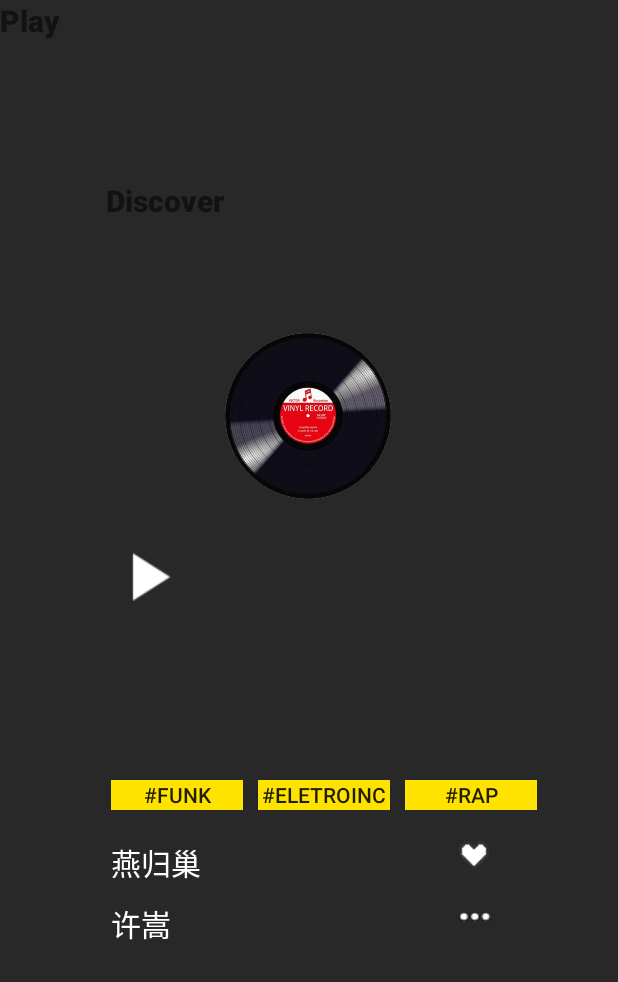
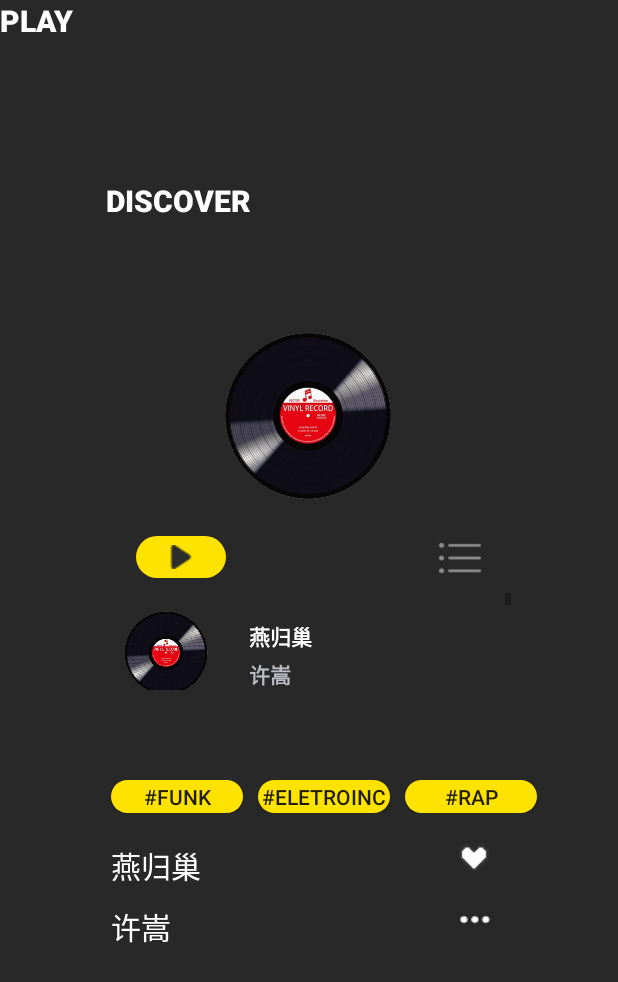
Before and after one commit to zzusoftgroup/openMusic, an Android app: the fragment discoverFragment placed in its activity, on a phone screen of 412 x 824 dp. Shown: the top 982 px of the screen. Run offline under Robolectric (Android 15) with nearby library versions, the phone set to English and light mode, and no system bars; libraries missing offline, so code that uses them is left out: me.wcy.lrcview; plain views replace LrcView.

Commit message:
1、discover页面布局 未解决问题：activity控制fragment控件

```diff
--- a/app/build.gradle
+++ b/app/build.gradle
@@ -29,10 +29,10 @@ dependencies {
     implementation 'androidx.constraintlayout:constraintlayout:1.1.3'
     implementation 'me.wcy:lrcview:2.1.3'
     implementation 'androidx.legacy:legacy-support-v4:1.0.0'
-    //noinspection GradleCompatible
-    implementation 'com.android.support:recyclerview-v7:28.0.0'
     implementation 'com.android.support:design:29.0.0'
     implementation 'androidx.viewpager2:viewpager2:1.0.0'
+
+
     testImplementation 'junit:junit:4.13'
     androidTestImplementation 'androidx.test.ext:junit:1.1.1'
     androidTestImplementation 'androidx.test.espresso:espresso-core:3.2.0'
--- a/app/src/main/java/com/zzu/peifuYang/work959/ListAdapter.java
+++ b/app/src/main/java/com/zzu/peifuYang/work959/ListAdapter.java
@@ -1,48 +1,58 @@
 package com.zzu.peifuYang.work959;
+
 import android.view.LayoutInflater;
+import android.view.View;
 import android.view.ViewGroup;
+import android.widget.ImageButton;
+import android.widget.ImageView;
 import android.widget.TextView;
 
 import androidx.recyclerview.widget.RecyclerView;
 
+import java.util.Map;
 
-public class ListAdapter extends RecyclerView.Adapter<ListAdapter.MyViewHolder> {
-    private String[] mDataset;
+
+public class ListAdapter extends RecyclerView.Adapter<ListAdapter.ViewFiller> {
+    private Map<String,String>[] mDataset;
 
     // Provide a reference to the views for each data item
     // Complex data items may need more than one view per item, and
     // you provide access to all the views for a data item in a view holder
-    public static class MyViewHolder extends RecyclerView.ViewHolder {
-        // each data item is just a string in this case
-        public TextView textView;
-        public MyViewHolder(TextView v) {
+    public static class  ViewFiller extends RecyclerView.ViewHolder{
+        public final TextView song_name;
+        private final TextView artist_name;
+        private final ImageView album;
+        private final ImageButton more_btn;
+        public ViewFiller(View v) {
             super(v);
-            textView = v;
+             song_name = v.findViewById(R.id.item_song_name);
+             artist_name = v.findViewById(R.id.item_artist_name);
+             album = v.findViewById(R.id.item_album);
+             more_btn = v.findViewById(R.id.item_more_btn);
         }
     }
 
     // Provide a suitable constructor (depends on the kind of dataset)
-    public ListAdapter(String[] myDataset) {
+    public ListAdapter(Map<String,String>[] myDataset) {
         mDataset = myDataset;
     }
 
     // Create new views (invoked by the layout manager)
     @Override
-    public ListAdapter.MyViewHolder onCreateViewHolder(ViewGroup parent,
+    public ListAdapter.ViewFiller onCreateViewHolder(ViewGroup parent,
                                                        int viewType) {
         // create a new view
-        TextView v = (TextView) LayoutInflater.from(parent.getContext())
+        View v = LayoutInflater.from(parent.getContext())
                 .inflate(R.layout.list_tem, parent, false);
-        MyViewHolder vh = new MyViewHolder(v);
+        ViewFiller vh = new ViewFiller(v);
         return vh;
     }
+    @Override
+    public void onBindViewHolder(ViewFiller holder, int position) {
+        holder.song_name.setText(mDataset[position].get("song_name"));
+        holder.artist_name.setText(mDataset[position].get("artist_name"));
+//        holder.album.setImageResource(R.id.album_discover);
 
-    // Replace the contents of a view (invoked by the layout manager)
-    @Override
-    public void onBindViewHolder(MyViewHolder holder, int position) {
-        // - get element from your dataset at this position
-        // - replace the contents of the view with that element
-        holder.textView.setText(mDataset[position]);
 
     }
 
@@ -51,4 +61,5 @@ public class ListAdapter extends RecyclerView.Adapter<ListAdapter.MyViewHolder>
     public int getItemCount() {
         return mDataset.length;
     }
+
 }
--- a/app/src/main/java/com/zzu/peifuYang/work959/PageActivity.java
+++ b/app/src/main/java/com/zzu/peifuYang/work959/PageActivity.java
@@ -1,5 +1,6 @@
 package com.zzu.peifuYang.work959;
 
+import android.media.MediaPlayer;
 import android.os.Bundle;
 
 import androidx.fragment.app.Fragment;
@@ -7,12 +8,20 @@ import androidx.fragment.app.FragmentActivity;
 import androidx.viewpager2.adapter.FragmentStateAdapter;
 import androidx.viewpager2.widget.ViewPager2;
 
+import com.zzu.peifuYang.work959.util.MusicProgressBarUtil;
+
 import java.util.ArrayList;
+
+import me.wcy.lrcview.LrcView;
 
 public class PageActivity extends FragmentActivity {
     private static final int NUM_PAGES = 2;
     private ViewPager2 mPager;
     private FragmentStateAdapter pagerAdapter;
+    private playerFragment player;
+    private discoverFragment discover;
+    private LrcView lrcView;
+    private MediaPlayer mediaPlayer = new MediaPlayer();
     @Override
     protected void onCreate(Bundle savedInstanceState) {
         super.onCreate(savedInstanceState);
@@ -21,10 +30,32 @@ public class PageActivity extends FragmentActivity {
         mPager =  findViewById(R.id.pager);
 //        添加fragment
         ArrayList<Fragment> fragments = new ArrayList<>();
-        fragments.add(new playerFragment());
-        fragments.add(new discoverFragment());
+        player = new playerFragment();
+        discover = new discoverFragment();
+        fragments.add(player);
+        fragments.add(discover);
         pagerAdapter = new PageAdapter(this,fragments);
         mPager.setAdapter(pagerAdapter);
+//        init_view();
+//        showLyric();
+    }
+    public void init_view(){
+        lrcView = player.getView().findViewById(R.id.lyric_player);
+    }
+    public void showLyric(){
+        lrcView.setLabel("无歌词");
+        lrcView.setDraggable(true, new LrcView.OnPlayClickListener() {
+            @Override
+            public boolean onPlayClick(long time) {
+                mediaPlayer.seekTo((int) time);
+                if (!mediaPlayer.isPlaying()) {
+                    mediaPlayer.start();
+                }
+                return true;
+            }
+        });
+        String lrcText = MusicProgressBarUtil.getLrcText("秦洋-再见.lrc",this);
+        lrcView.loadLrc(lrcText);
     }
     @Override
     public void onBackPressed() {
--- a/app/src/main/java/com/zzu/peifuYang/work959/discoverFragment.java
+++ b/app/src/main/java/com/zzu/peifuYang/work959/discoverFragment.java
@@ -6,7 +6,10 @@ import android.view.View;
 import android.view.ViewGroup;
 
 import androidx.fragment.app.Fragment;
+import androidx.recyclerview.widget.LinearLayoutManager;
 import androidx.recyclerview.widget.RecyclerView;
+
+import java.util.HashMap;
 
 /**
  * A simple {@link Fragment} subclass.
@@ -23,7 +26,23 @@ public class discoverFragment extends Fragment {
     @Override
     public View onCreateView(LayoutInflater inflater, ViewGroup container, Bundle savedInstanceState) {
         ViewGroup root = (ViewGroup) inflater.inflate(R.layout.fragment_discover, container, false);
+        recyclerView = root.findViewById(R.id.my_recycler_view);
 
+//        recyclerView.setHasFixedSize(true);
+
+        layoutManager = new LinearLayoutManager(getActivity());
+        recyclerView.setLayoutManager(layoutManager);
+
+        // specify an adapter (see also next example)
+        HashMap<String,String>[] maps = new HashMap[10];
+        for (int i=0;i<maps.length;i++){
+            maps[i] = new HashMap<>();
+            maps[i].put("song_name","燕归巢");
+            maps[i].put("artist_name","许嵩");
+            maps[i].put("album",String.valueOf(R.id.album));
+        }
+        mAdapter = new ListAdapter(maps);
+        recyclerView.setAdapter(mAdapter);
         return root;
     }
 }
--- a/app/src/main/java/com/zzu/peifuYang/work959/playerFragment.java
+++ b/app/src/main/java/com/zzu/peifuYang/work959/playerFragment.java
@@ -7,21 +7,25 @@ import android.view.ViewGroup;
 
 import androidx.fragment.app.Fragment;
 
+import me.wcy.lrcview.LrcView;
+
 /**
  * A simple {@link Fragment} subclass.
  */
 public class playerFragment extends Fragment {
-
+    private ViewGroup root;
     public playerFragment() {
         // Required empty public constructor
-
     }
 
 
     @Override
     public View onCreateView(LayoutInflater inflater, ViewGroup container,
                              Bundle savedInstanceState) {
-        ViewGroup root = (ViewGroup) inflater.inflate(R.layout.fragment_player, container, false);
+        root = (ViewGroup) inflater.inflate(R.layout.fragment_player, container, false);
         return root;
     }
+    public LrcView getLrcView(){
+        return root.findViewById(R.id.lyric_player);
+    }
 }
--- /dev/null
+++ b/app/src/main/res/drawable/shape.xml
@@ -0,0 +1,9 @@
+<?xml version="1.0" encoding="utf-8" ?>
+<!--相当于做了一张圆角的图片,然后给button作为背景图片-->
+<shape xmlns:android="http://schemas.android.com/apk/res/android"
+    android:shape="rectangle">
+    <!--设置背景色-->
+    <solid android:color="#ffe300" />
+    <!--设置圆角-->
+    <corners android:radius="20dp" />
+</shape>
--- a/app/src/main/res/layout/fragment_discover.xml
+++ b/app/src/main/res/layout/fragment_discover.xml
@@ -14,33 +14,53 @@
         <TextView
             android:layout_width="wrap_content"
             android:layout_height="wrap_content"
-            android:text="Discover"
+            android:text="DISCOVER"
             android:fontFamily="sans-serif-black"
-            android:textSize="20dp"/>
+            android:textSize="20dp"
+            android:textColor="@color/white"/>
         <!--    歌单封面-->
         <ImageView
             android:contentDescription="albumImg"
-            android:id="@+id/album"
+            android:id="@+id/album_discover"
             android:layout_width="160dp"
             android:layout_height="160dp"
             android:layout_marginTop="50dp"
             android:src="@drawable/album"
             android:layout_gravity="center_horizontal" />
         <!--    播放按钮-->
-    <LinearLayout
+    <RelativeLayout
         android:layout_width="match_parent"
-        android:layout_height="wrap_content">
+        android:layout_height="wrap_content"
+        android:layout_marginBottom="10dp">
     <ImageButton
-        android:layout_width="wrap_content"
-        android:layout_height="wrap_content"
-        android:background="@drawable/ic_play_white_36dp"
+        android:layout_width="60dp"
+        android:layout_height="28dp"
+        android:id="@+id/play_discover"
+        android:layout_alignParentLeft="true"
+        android:layout_marginLeft="20dp"
+
+        android:src="@drawable/ic_discover_play"
+        android:background="@drawable/shape"
         />
+        <ImageButton
+            android:layout_width="28dp"
+            android:layout_height="28dp"
+            android:layout_alignParentRight="true"
+            android:layout_marginRight="20dp"
+            android:background="@drawable/ic_more_discover" />
+    </RelativeLayout>
+<!--        歌曲列表-->
+    <RelativeLayout
+        android:layout_width="match_parent"
+        android:layout_height="match_parent"
+        android:gravity="center_horizontal">
+        <androidx.recyclerview.widget.RecyclerView
+            android:id="@+id/my_recycler_view"
+            android:scrollbars="vertical"
+            android:layout_centerInParent="true"
+            android:layout_width="360dp"
+            android:layout_height="match_parent" />
+    </RelativeLayout>
     </LinearLayout>
-<!--        歌曲列表-->
-    <ListView
-        android:id="@+id/my_recycler_view"
-        android:scrollbars="vertical"
-        android:layout_width="match_parent"
-        android:layout_height="match_parent" />
-    </LinearLayout>
+
 </FrameLayout>
--- a/app/src/main/res/layout/fragment_player.xml
+++ b/app/src/main/res/layout/fragment_player.xml
@@ -11,15 +11,17 @@
     <TextView
         android:layout_width="wrap_content"
         android:layout_height="match_parent"
-        android:text="Play"
+        android:text="PLAY"
         android:textSize="20dp"
-        android:fontFamily="sans-serif-black"/>
+        android:fontFamily="sans-serif-black"
+        android:textColor="@color/white"/>
+
     <me.wcy.lrcview.LrcView
-        android:id="@+id/lyric"
+        android:id="@+id/lyric_player"
         android:layout_width="270dp"
         android:layout_height="340dp"
-        android:layout_marginTop="120dp"
-        android:layout_gravity="center_horizontal" />
+        android:layout_gravity="center_horizontal"
+        android:layout_marginTop="120dp" />
 
     <LinearLayout
         android:layout_width="wrap_content"
@@ -36,21 +38,21 @@
             android:id="@+id/song_tag">
             <Button
                 android:layout_width="wrap_content"
-                android:layout_height="20dp"
-                android:background="@color/lightYellow"
+                android:layout_height="22dp"
+                android:background="@drawable/shape"
                 android:layout_marginLeft="20dp"
                 android:layout_marginRight="10dp"
                 android:text="#Funk" />
             <Button
                 android:layout_width="wrap_content"
-                android:layout_height="20dp"
+                android:layout_height="22dp"
                 android:layout_marginRight="10dp"
-                android:background="@color/lightYellow"
+                android:background="@drawable/shape"
                 android:text="#Eletroinc" />
             <Button
                 android:layout_width="wrap_content"
-                android:layout_height="20dp"
-                android:background="@color/lightYellow"
+                android:layout_height="22dp"
+                android:background="@drawable/shape"
                 android:text="#Rap" />
         </LinearLayout>
         <LinearLayout
--- a/app/src/main/res/layout/list_tem.xml
+++ b/app/src/main/res/layout/list_tem.xml
@@ -1,34 +1,45 @@
 <?xml version="1.0" encoding="utf-8"?>
 <LinearLayout xmlns:android="http://schemas.android.com/apk/res/android"
     android:layout_width="match_parent"
-    android:layout_height="match_parent"
-    android:orientation="horizontal">
+    android:layout_height="wrap_content"
+    android:orientation="horizontal"
+    android:background="@color/black">
     <ImageView
-        android:layout_width="20dp"
-        android:layout_height="match_parent"
-        android:id="@+id/music_image_list"
-        android:src="@drawable/album" />
+        android:layout_width="80dp"
+        android:layout_height="80dp"
+        android:id="@+id/item_album"
+        android:src="@drawable/album"
+        android:layout_marginRight="15dp"/>
     <LinearLayout
         android:layout_width="wrap_content"
-        android:layout_height="match_parent"
-        android:orientation="vertical">
+        android:layout_height="wrap_content"
+        android:orientation="vertical"
+        android:layout_marginTop="10dp">
         <TextView
             android:layout_width="wrap_content"
-            android:layout_height="match_parent"
-            android:id="@+id/music_name"
+            android:layout_height="wrap_content"
+            android:layout_marginTop="8dp"
+            android:layout_marginBottom="4dp"
+            android:id="@+id/item_song_name"
+            android:textColor="@color/white"
+            android:fontFamily="sans-serif-black"
             android:text="燕归巢"/>
         <TextView
             android:layout_width="wrap_content"
-            android:layout_height="match_parent"
-            android:id="@+id/artist_list"
-            android:text="许嵩"
-            />
+            android:layout_height="wrap_content"
+            android:id="@+id/item_artist_name"
+            android:fontFamily="sans-serif-black"
+            android:textColor="@color/gray"
+            android:text="Dua Lipa" />
     </LinearLayout>
-    <Button
+    <ImageButton
         android:layout_width="wrap_content"
         android:layout_height="wrap_content"
-        android:id="@+id/select_status_btm">
-    </Button>
+        android:id="@+id/item_more_btn"
+        android:layout_marginLeft="180dp"
+        android:layout_marginTop="25dp"
+        android:background="@drawable/ic_more">
+    </ImageButton>
 
 
 
--- a/app/src/main/res/values/colors.xml
+++ b/app/src/main/res/values/colors.xml
@@ -6,4 +6,5 @@
     <color name="lightYellow">#ffe300</color>
     <color name="black">#282828</color>
     <color name="white">#ffffff</color>
+    <color name="gray">#bbbec4</color>
 </resources>
```
Also changed, not shown: app/src/main/res/drawable/ic_discover_play.png (added), app/src/main/res/drawable/ic_more_discover.png (added).
